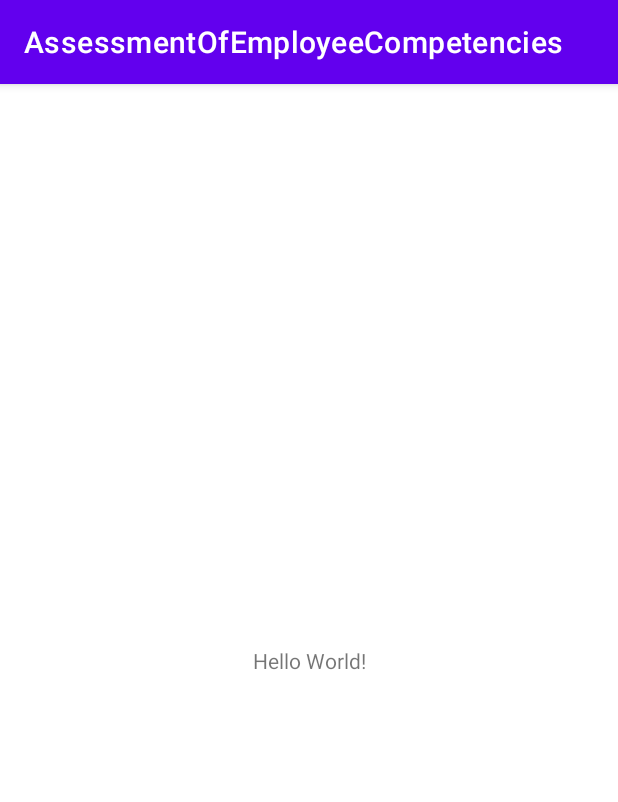
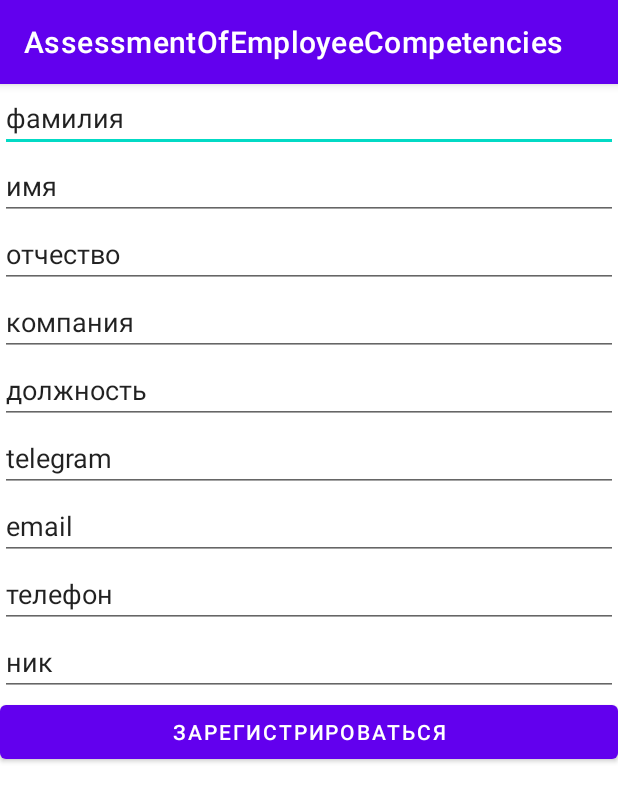
Before and after one commit to Kristal1ik/Assessment-of-employee-competencies, an Android app: the screen it shows after launch (MainActivity), on a phone screen of 412 x 824 dp. Shown: the top 802 px of the screen. Run offline under Robolectric (Android 15) with nearby library versions, the phone set to English and light mode, and no system bars.

Commit message:
directors' reg

```diff
--- a/app/src/main/AndroidManifest.xml
+++ b/app/src/main/AndroidManifest.xml
@@ -13,7 +13,7 @@
         android:theme="@style/Theme.AssessmentOfEmployeeCompetencies"
         tools:targetApi="31">
         <activity
-            android:name=".MainActivity"
+            android:name=".Activities.MainActivity"
             android:exported="true">
             <intent-filter>
                 <action android:name="android.intent.action.MAIN" />
--- a/app/src/main/java/com/example/assessmentofemployeecompetencies/MainActivity.java
+++ b/app/src/main/java/com/example/assessmentofemployeecompetencies/Activities/MainActivity.java
@@ -1,8 +1,10 @@
-package com.example.assessmentofemployeecompetencies;
+package com.example.assessmentofemployeecompetencies.Activities;
 
 import androidx.appcompat.app.AppCompatActivity;
 
 import android.os.Bundle;
+
+import com.example.assessmentofemployeecompetencies.R;
 
 public class MainActivity extends AppCompatActivity {
 
@@ -11,4 +13,5 @@ public class MainActivity extends AppCompatActivity {
         super.onCreate(savedInstanceState);
         setContentView(R.layout.activity_main);
     }
+
 }
--- a/app/src/main/res/layout/activity_main.xml
+++ b/app/src/main/res/layout/activity_main.xml
@@ -1,18 +1,87 @@
 <?xml version="1.0" encoding="utf-8"?>
-<androidx.constraintlayout.widget.ConstraintLayout xmlns:android="http://schemas.android.com/apk/res/android"
-    xmlns:app="http://schemas.android.com/apk/res-auto"
+<LinearLayout xmlns:android="http://schemas.android.com/apk/res/android"
     xmlns:tools="http://schemas.android.com/tools"
     android:layout_width="match_parent"
     android:layout_height="match_parent"
-    tools:context=".MainActivity">
+    tools:context=".Activities.MainActivity"
+    android:orientation="vertical">
 
-    <TextView
-        android:layout_width="wrap_content"
+
+    <EditText
+        android:id="@+id/surname"
+        android:layout_width="match_parent"
         android:layout_height="wrap_content"
-        android:text="Hello World!"
-        app:layout_constraintBottom_toBottomOf="parent"
-        app:layout_constraintEnd_toEndOf="parent"
-        app:layout_constraintStart_toStartOf="parent"
-        app:layout_constraintTop_toTopOf="parent" />
+        android:ems="10"
+        android:inputType="textPersonName"
+        android:text="фамилия" />
 
-</androidx.constraintlayout.widget.ConstraintLayout>
+    <EditText
+        android:id="@+id/name"
+        android:layout_width="match_parent"
+        android:layout_height="wrap_content"
+        android:ems="10"
+        android:inputType="textPersonName"
+        android:text="имя" />
+
+    <EditText
+        android:id="@+id/last_name"
+        android:layout_width="match_parent"
+        android:layout_height="wrap_content"
+        android:ems="10"
+        android:inputType="textPersonName"
+        android:text="отчество" />
+
+    <EditText
+        android:id="@+id/company"
+        android:layout_width="match_parent"
+        android:layout_height="wrap_content"
+        android:ems="10"
+        android:inputType="textPersonName"
+        android:text="компания" />
+
+    <EditText
+        android:id="@+id/post"
+        android:layout_width="match_parent"
+        android:layout_height="wrap_content"
+        android:ems="10"
+        android:inputType="textPersonName"
+        android:text="должность" />
+
+    <EditText
+        android:id="@+id/telegram"
+        android:layout_width="match_parent"
+        android:layout_height="wrap_content"
+        android:ems="10"
+        android:inputType="textPersonName"
+        android:text="telegram" />
+
+    <EditText
+        android:id="@+id/email"
+        android:layout_width="match_parent"
+        android:layout_height="wrap_content"
+        android:ems="10"
+        android:inputType="textPersonName"
+        android:text="email" />
+
+    <EditText
+        android:id="@+id/phone"
+        android:layout_width="match_parent"
+        android:layout_height="wrap_content"
+        android:ems="10"
+        android:inputType="textPersonName"
+        android:text="телефон" />
+
+    <EditText
+        android:id="@+id/username"
+        android:layout_width="match_parent"
+        android:layout_height="wrap_content"
+        android:ems="10"
+        android:inputType="textPersonName"
+        android:text="ник" />
+
+    <Button
+        android:id="@+id/registration"
+        android:layout_width="match_parent"
+        android:layout_height="wrap_content"
+        android:text="зарегистрироваться" />
+</LinearLayout>
```
